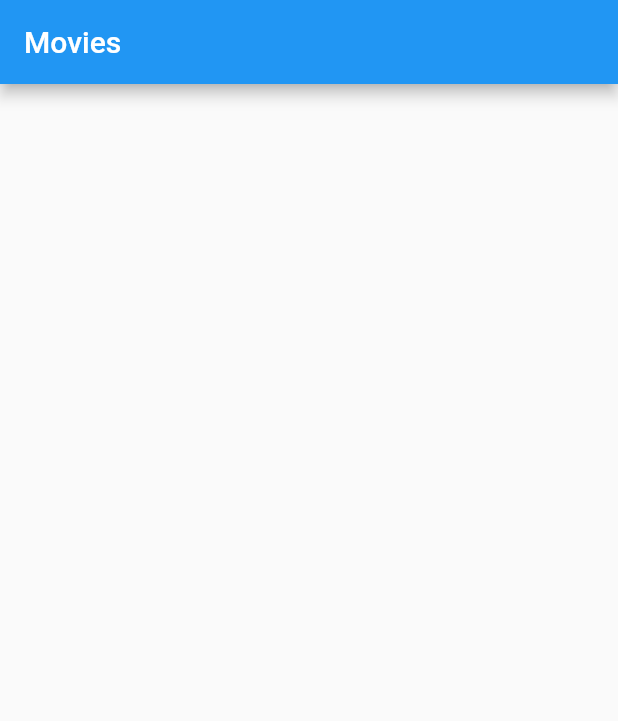
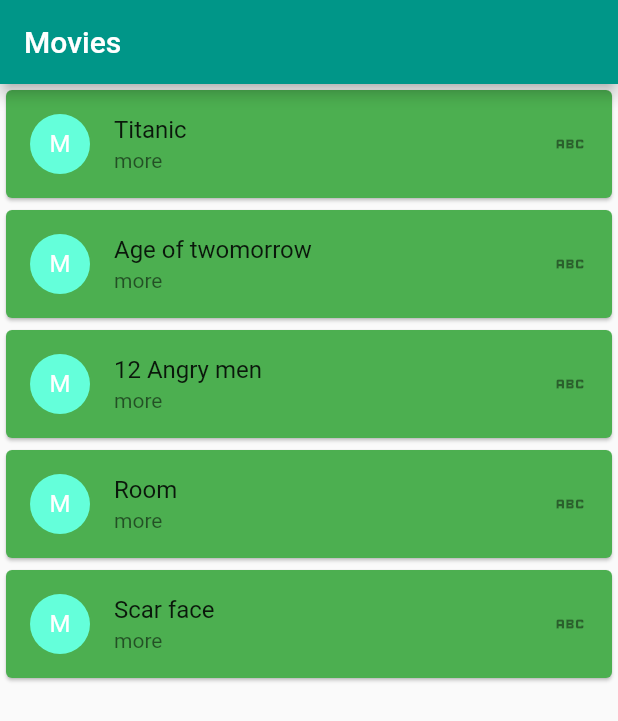
Before and after one commit to mahdiyarz/movie_app, a Flutter app: the screen it shows after launch, on a phone screen of 412 x 824 dp. Shown: the top 721 px of the screen. Run offline on Flutter 3.47's test engine with Material 2 defaults, Android fonts, the phone set to English and light mode, and no system bars.

Commit message:
Create dummy list view of movies

```diff
--- a/lib/ui/home.dart
+++ b/lib/ui/home.dart
@@ -5,9 +5,38 @@ class Movie extends StatelessWidget {
 
   @override
   Widget build(BuildContext context) {
+    List movies = [
+      "Titanic",
+      "Age of twomorrow",
+      "12 Angry men",
+      "Room",
+      "Scar face",
+    ];
+
     return Scaffold(
       appBar: AppBar(
         title: const Text("Movies"),
+        backgroundColor: Colors.teal,
+      ),
+      body: ListView.builder(
+        itemCount: movies.length,
+        itemBuilder: (BuildContext context, int index) {
+          return Card(
+            color: Colors.green,
+            child: ListTile(
+              leading: const CircleAvatar(
+                backgroundColor: Colors.tealAccent,
+                child: Text(
+                  "M",
+                  style: TextStyle(color: Colors.white),
+                ),
+              ),
+              trailing: const Icon(Icons.abc),
+              subtitle: const Text("more"),
+              title: Text(movies[index]),
+            ),
+          );
+        },
       ),
     );
   }
```
